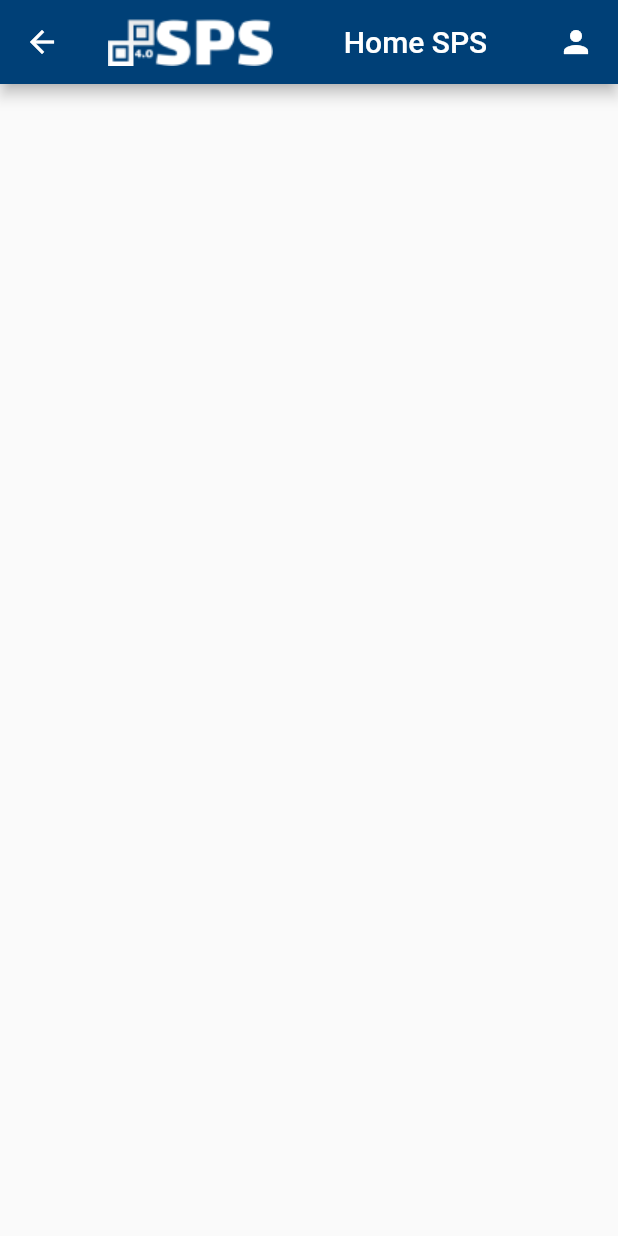
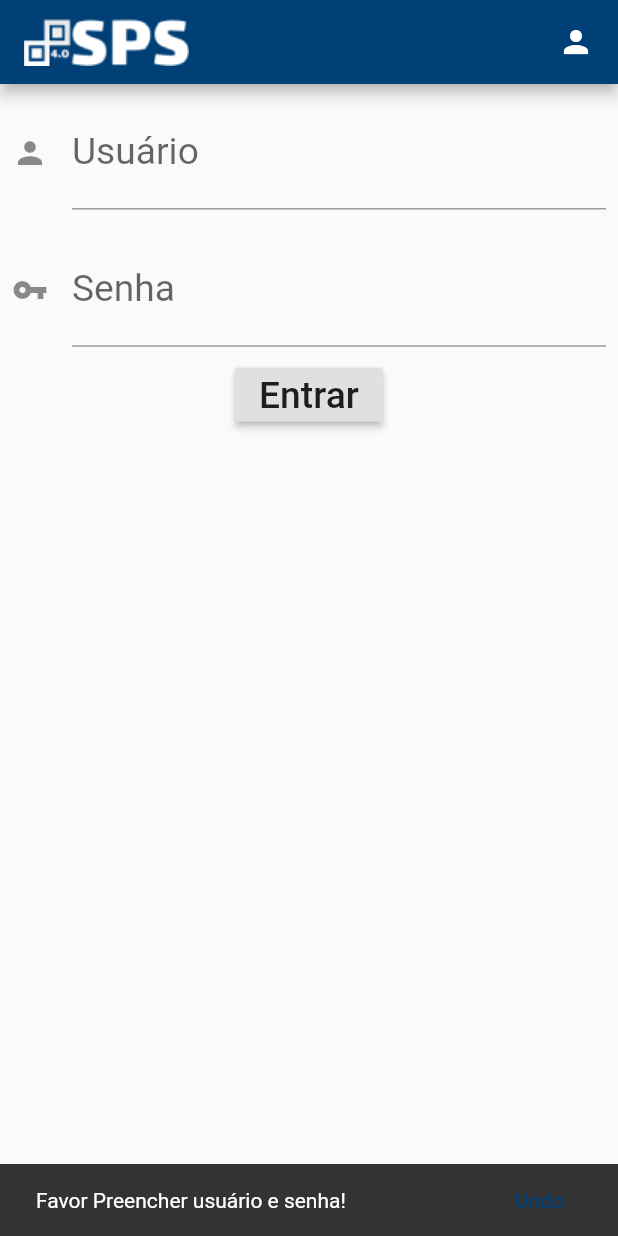
Before and after one commit to schulerpsb/sps, a Flutter app: the screen it shows after launch, after a tap on "Entrar", on a phone screen of 412 x 824 dp. Run offline on Flutter 3.47's test engine with Material 2 defaults, Android fonts, the phone set to English and light mode, and no system bars; our stand-ins replace splashscreen, sqflite; missing offline and left inert: http_interceptor; accounts and stored records are empty.

Commit message:
final antes das férias

```diff
--- /dev/null
+++ b/lib/dao/sps_dao_login_class.dart
@@ -0,0 +1,56 @@
+
+import 'package:flutter/material.dart';
+import 'package:path/path.dart';
+import 'package:sqflite/sqflite.dart';
+
+class SpsDaoLogin {
+  static final String tableSql = 'CREATE TABLE causrl0('
+      'id INTEGER PRIMARY KEY, '
+      'nmusuario TEXT, '
+      'cdnivel TEXT, '
+      'nrregistro TEXT, '
+      'cddepartam TEXT, '
+      'nmfunciona TEXT, '
+      'cdcentcust TEXT, '
+      'datainclus TEXT, '
+      'dataaltera TEXT, '
+      'nmusuaralt TEXT, '
+      'dtvalidade TEXT, '
+      'nmmaquina TEXT, '
+      'nmusuariorede TEXT, '
+      'nmusuariosap TEXT, '
+      'dthratualizacao TEXT)';
+
+  Future<Database> getDatabase() async {
+    final String dbPath = await getDatabasesPath();
+    final String path = join(dbPath, 'sps.db');
+    debugPrint('path: $path');
+    return openDatabase(
+      path,
+      onCreate: (db, version) {
+        db.execute(SpsDaoLogin.tableSql);
+        debugPrint('DB Criado com sucesso!');
+      },
+      version: 1,
+      onDowngrade: onDatabaseDowngradeDelete,
+    );
+  }
+
+  Future<int> save(Map<String, dynamic> dadosUsuario) async {
+    final Database db = await getDatabase();
+    return db.insert('causrl0', dadosUsuario);
+  }
+
+  Future<int> emptyTable(Map<String, dynamic> dadosUsuario) async {
+    final Database db = await getDatabase();
+    return db.rawDelete('delete from causrl0');
+  }
+
+  Future<List<Map<String, dynamic>>> listaUsuarioLocal() async {
+    final Database db = await getDatabase();
+    final List<Map<String, dynamic>> result = await db.query('causrl0');
+    return result;
+  }
+
+
+}
--- a/lib/main.dart
+++ b/lib/main.dart
@@ -1,6 +1,6 @@
 import 'package:flutter/material.dart';
 import 'package:splashscreen/splashscreen.dart';
-import 'package:sps/screens/sps_login.dart';
+import 'package:sps/screens/sps_login_screen.dart';
 
 void main() {
   runApp(Sps());
@@ -18,7 +18,9 @@ class Sps extends StatelessWidget {
         primaryColor: Color(0xFF004077),
         accentColor: Color(0xFF004077),
       ),
+      //Coloca o splash Screen
       home: MyHomePage(title: 'Schuler Production System'),
+      //home: SpsLoginScreen(),
     );
   }
 }
@@ -42,8 +44,8 @@ Widget _introScreen() {
   return Stack(
     children: <Widget>[
       SplashScreen(
-        seconds: 5,
-        navigateAfterSeconds: Sps_login(),
+        seconds: 1,
+        navigateAfterSeconds: SpsLoginScreen(),
         loaderColor: Colors.transparent,
       ),
       Container(
--- a/lib/screens/sps_home.dart
+++ /dev/null
@@ -1,28 +0,0 @@
-import 'package:flutter/material.dart';
-
-class homeSps extends StatefulWidget {
-  @override
-  _homeSpsState createState() => _homeSpsState();
-}
-
-class _homeSpsState extends State<homeSps> {
-  @override
-  Widget build(BuildContext context) {
-    return Scaffold(
-      appBar: AppBar(
-          title: Row(
-            mainAxisAlignment: MainAxisAlignment.spaceBetween,
-            children: [
-              Image.asset(
-                'images/logo_sps.png',
-                fit: BoxFit.contain,
-                height: 32,
-              ),
-              Container(child: Text('Home SPS')),
-              Icon(Icons.person),
-            ],
-          )),
-      body: Container(),
-    );
-  }
-}
--- a/lib/screens/sps_login.dart
+++ b/lib/screens/sps_login_screen.dart
@@ -1,16 +1,19 @@
 import 'package:flutter/material.dart';
-import 'package:sps/screens/sps_home.dart';
+import 'package:sps/dao/sps_dao_login_class.dart';
+import 'package:sps/http/sps_http_login_class.dart';
+import 'package:sps/models/sps_login.dart';
+import 'package:sps/screens/sps_home_screen.dart';
 
-class Sps_login extends StatefulWidget {
-
+class SpsLoginScreen extends StatefulWidget {
   @override
-  _Sps_loginState createState() => _Sps_loginState();
+  _SpsLoginScreenState createState() => _SpsLoginScreenState();
 }
 
-class _Sps_loginState extends State<Sps_login> {
-
+class _SpsLoginScreenState extends State<SpsLoginScreen> {
   final _controladorusuario = TextEditingController();
   final _controladorsenha = TextEditingController();
+
+  _SpsLoginScreenState();
 
   @override
   Widget build(BuildContext context) {
@@ -42,7 +45,7 @@ class _Sps_loginState extends State<Sps_login> {
                   labelText: 'Usuário',
                   hintText: 'Digite o Usuário',
                 ),
-                keyboardType: TextInputType.number,
+                keyboardType: TextInputType.text,
               ),
             ),
             Padding(
@@ -58,7 +61,7 @@ class _Sps_loginState extends State<Sps_login> {
                   labelText: 'Senha',
                   hintText: 'Digite a senha',
                 ),
-                keyboardType: TextInputType.number,
+                keyboardType: TextInputType.text,
               ),
             ),
             Builder(builder: (context) {
@@ -70,34 +73,22 @@ class _Sps_loginState extends State<Sps_login> {
                   ),
                 ),
                 onPressed: () {
-                  _efetuaLogin(context);
-                },
-              );
-            }),
-          ],
-        ),
-      ),
-    );
-  }
-
-  void _efetuaLogin(BuildContext context) {
-
-    final usuario = _controladorusuario.text;
-    final senha = _controladorsenha.text;
-
-    if (usuario != null && senha != null) {
-      final SessaoAtual = DadosSessao(usuario, senha);
-      debugPrint('$SessaoAtual');
-      Navigator.push(context,MaterialPageRoute(
+                  if (_controladorusuario != null &&
+                      _controladorsenha != null &&
+                      _controladorusuario.text != "" &&
+                      _controladorsenha.text != "") {
+                    Navigator.push(
+                      context,
+                      MaterialPageRoute(
                         builder: (context) {
-          return homeSps();
+                          return HomeSps(
+                              _controladorusuario, _controladorsenha);
                         },
                       ),
                     );
-      //Navigator.pop(context, trasferenciaCriada);
                   } else {
                     final snackBar = SnackBar(
-        content: Text('Valores inválidos!'),
+                      content: Text('Favor Preencher usuário e senha!'),
                       action: SnackBarAction(
                         label: 'Undo',
                         onPressed: () {
@@ -109,17 +100,15 @@ class _Sps_loginState extends State<Sps_login> {
                     // it to show a SnackBar.
                     Scaffold.of(context).showSnackBar(snackBar);
                   }
+//                  final SpsLogin spsLogin = SpsLogin();
+//                  spsLogin.efetuaLogin(context,_controladorusuario,_controladorsenha);
+                  //SpsLoginClass.efetuaLogin(context,_controladorusuario,_controladorsenha);
+                },
+              );
+            }),
+          ],
+        ),
+      ),
+    );
   }
 }
-
-class DadosSessao {
-  final String usuario;
-  final String senha;
-
-  DadosSessao(this.usuario, this.senha);
-
-  @override
-  String toString() {
-    return 'Dados Sessão: {usuario: $usuario, senha: $senha}';
-  }
-}
--- a/pubspec.yaml
+++ b/pubspec.yaml
@@ -24,7 +24,13 @@ dependencies:
   flutter:
     sdk: flutter
   splashscreen: ^1.2.0
+  scoped_model: ^1.0.1
 
+  # Dependências para o DB
+  sqflite:
+  path:
+  http:
+  http_interceptor:
 
   # The following adds the Cupertino Icons font to your application.
   # Use with the CupertinoIcons class for iOS style icons.
```
Also changed, not shown: lib/components/centered_message.dart (added, +41 -0 lines), lib/components/progress.dart (added, +17 -0 lines), lib/http/logging_interceptor.dart (added, +21 -0 lines), lib/http/sps_http_login_class.dart (added, +61 -0 lines), lib/models/sps_login.dart (added, +31 -0 lines), lib/screens/sps_home_screen.dart (added, +201 -0 lines), lib/screens/splash_screen.dart (renamed from lib/screens/home_screen.dart), pubspec.lock. Lines whose indentation alone changed are shown as unchanged.
